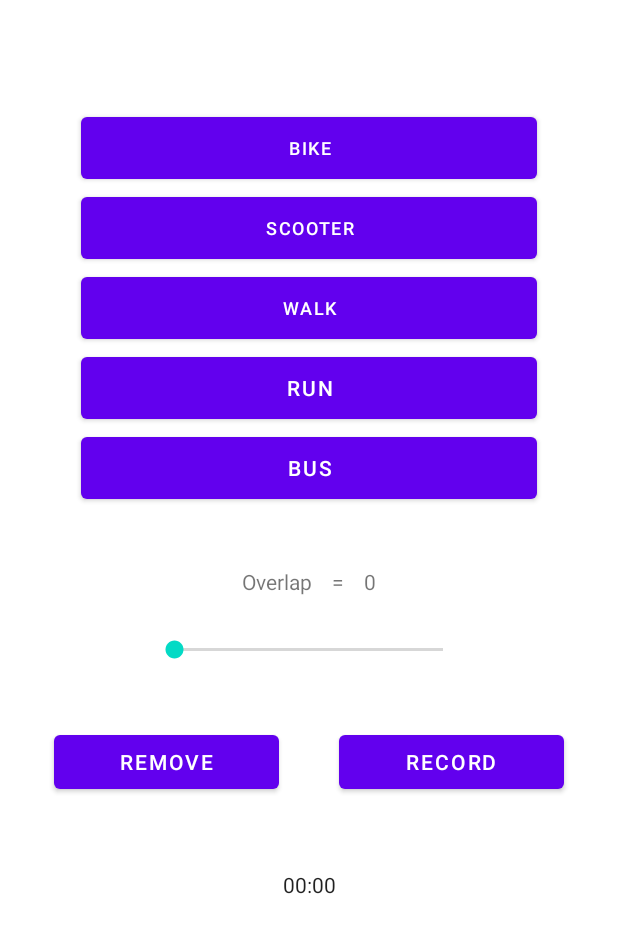
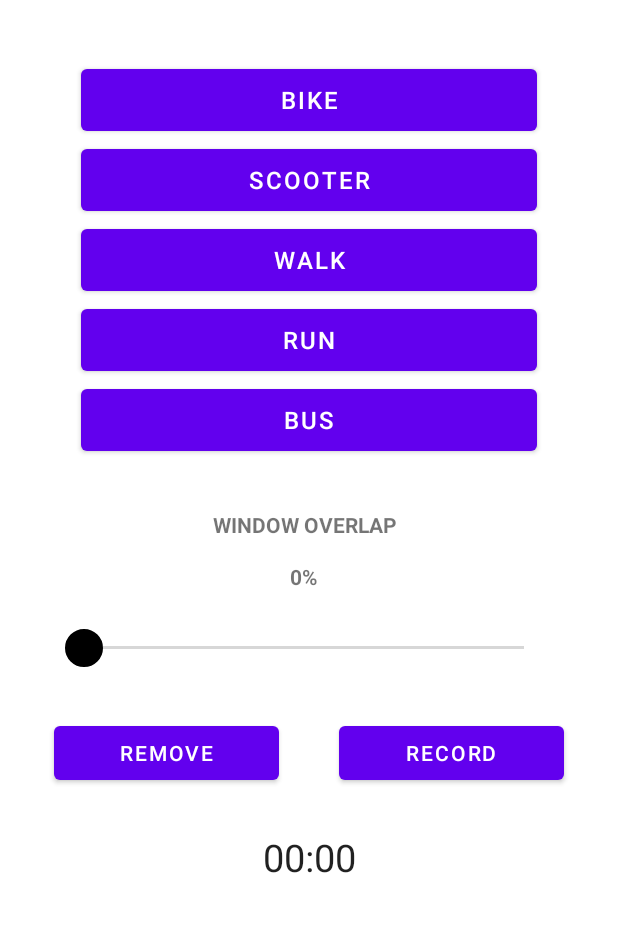
Before and after one commit to kamran-mehravar/MOBILE-AND-SOCIAL-SENSINGSYSTEMS, an Android app: the DataCollectionActivity screen opened directly, with no data from a screen before it, on a phone screen of 412 x 824 dp. Shown: the top 933 px of the screen. Run offline under Robolectric (Android 15) with nearby library versions, the phone set to English and light mode, and no system bars; 1 statement that could not run was skipped.

Commit message:
More UI improves

```diff
--- /dev/null
+++ b/app/src/main/res/drawable/custom_thumb.xml
@@ -0,0 +1,12 @@
+<?xml version="1.0" encoding="utf-8"?>
+<layer-list xmlns:android="http://schemas.android.com/apk/res/android">
+    <item>
+        <shape android:shape="oval">
+            <solid android:color="@color/white"/>
+            <stroke android:width="1dp" android:color="@color/black"/>
+            <size
+                android:width="25dp"
+                android:height="25dp"/>
+        </shape>
+    </item>
+</layer-list>
--- a/app/src/main/res/layout/activity_data_collection.xml
+++ b/app/src/main/res/layout/activity_data_collection.xml
@@ -14,11 +14,12 @@
         android:id="@+id/chronometer1"
         android:layout_width="match_parent"
         android:layout_height="wrap_content"
-        android:layout_marginTop="48dp"
+        android:layout_marginTop="28dp"
         android:gravity="center_horizontal"
         android:text="Chronometer"
+        android:textSize="25sp"
         app:layout_constraintTop_toBottomOf="@+id/linearLayout3"
-        tools:layout_editor_absoluteX="16dp" />
+        tools:layout_editor_absoluteX="0dp" />
 
     <LinearLayout
         android:id="@+id/linearLayout3"
@@ -49,19 +50,20 @@
 
     <TextView
         android:id="@+id/infoMessageTV"
-        android:layout_width="221dp"
+        android:layout_width="match_parent"
         android:layout_height="71dp"
-        android:layout_marginStart="104dp"
-        android:layout_marginTop="40dp"
+        android:layout_marginTop="36dp"
         android:gravity="center_horizontal"
         android:textAlignment="center"
+        android:textAllCaps="true"
+        android:textSize="15sp"
         app:layout_constraintStart_toStartOf="parent"
         app:layout_constraintTop_toBottomOf="@+id/chronometer1" />
 
     <LinearLayout
         android:id="@+id/linearLayout2"
-        android:layout_width="match_parent"
-        android:layout_height="81dp"
+        android:layout_width="405dp"
+        android:layout_height="107dp"
         android:layout_marginTop="32dp"
         android:gravity="center"
         android:orientation="vertical"
@@ -72,14 +74,32 @@
             android:id="@+id/overlappingText"
             android:layout_width="wrap_content"
             android:layout_height="wrap_content"
-            android:text="Overlap    =    0" />
+            android:text="Window Overlap"
+            android:textAlignment="center"
+            android:textAllCaps="true"
+            android:textSize="14sp"
+            android:textStyle="bold" />
+
+        <TextView
+            android:id="@+id/overlapValue"
+            android:layout_width="wrap_content"
+            android:layout_height="wrap_content"
+            android:text="0%"
+            android:layout_marginTop="15dp"
+            android:textAlignment="center"
+            android:textAllCaps="true"
+            android:textSize="14sp"
+            android:textStyle="bold" />
 
         <SeekBar
             android:id="@+id/overlappingBar"
-            android:layout_width="211dp"
-            android:layout_height="21dp"
+            android:layout_width="325dp"
+            android:layout_height="wrap_content"
             android:layout_marginTop="25dp"
+            android:progressTint="@color/black"
             android:max="75"
+            android:thumb="@drawable/custom_thumb"
+            android:thumbTint="@color/black"
             android:progress="0" />
     </LinearLayout>
 
@@ -87,11 +107,11 @@
         android:id="@+id/linearLayout"
         android:layout_width="match_parent"
         android:layout_height="wrap_content"
-        android:layout_marginTop="72dp"
+        android:layout_marginTop="40dp"
         android:gravity="center"
         android:orientation="vertical"
         app:layout_constraintTop_toTopOf="parent"
-        tools:layout_editor_absoluteX="0dp">
+        tools:layout_editor_absoluteX="16dp">
 
         <Button
             android:id="@+id/bikeButton"
@@ -99,16 +119,15 @@
             android:layout_height="53dp"
             android:onClick="onClick"
             android:text="Bike"
-            android:textSize="12sp" />
+            android:textSize="16sp" />
 
         <Button
             android:id="@+id/scooterButton"
             android:layout_width="304dp"
             android:layout_height="53dp"
-            android:width="115dp"
             android:onClick="onClick"
             android:text="Scooter"
-            android:textSize="12sp" />
+            android:textSize="16sp" />
 
         <Button
             android:id="@+id/walkButton"
@@ -117,13 +136,14 @@
             android:width="115dp"
             android:onClick="onClick"
             android:text="Walk"
-            android:textSize="12sp" />
+            android:textSize="16sp" />
 
         <Button
             android:id="@+id/runButton"
             android:layout_width="304dp"
             android:layout_height="53dp"
             android:onClick="onClick"
+            android:textSize="16sp"
             android:text="Run" />
 
         <Button
@@ -131,6 +151,7 @@
             android:layout_width="304dp"
             android:layout_height="53dp"
             android:onClick="onClick"
+            android:textSize="16sp"
             android:text="Bus" />
     </LinearLayout>
 
```
Also changed, not shown: app/src/main/java/com/example/vehicledetection/DataCollectionActivity.java (+17 -26 lines), app/src/main/java/com/example/vehicledetection/MonitorActivity.java (+18 -55 lines), app/src/main/res/layout/activity_monitor.xml (+0 -7 lines).
